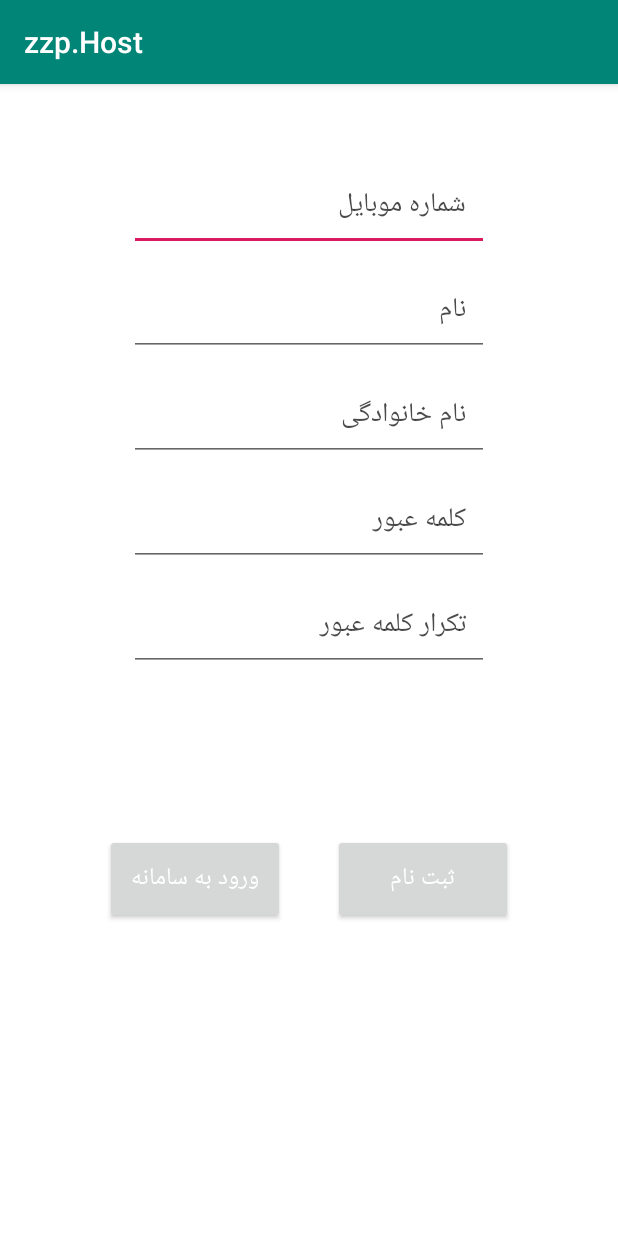
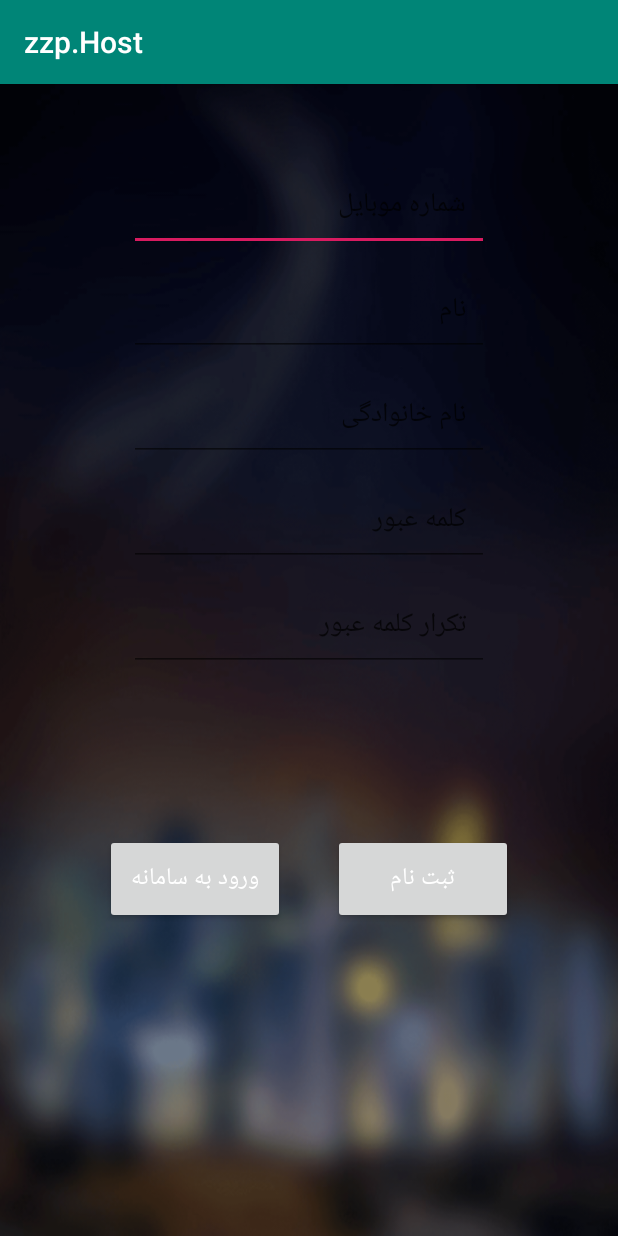
Before and after one commit to erfanchavoushi/webeskanrepo, an Android app: the fragment Resident_informationFragment shown on its own in the app's theme, on a phone screen of 412 x 824 dp. Run offline under Robolectric (Android 15) with nearby library versions, the phone set to English and light mode, and no system bars; plain views replace LiveButton, RichEditText; network calls fail.

Commit message:
resident login

```diff
--- a/app/src/main/java/com/azarnush/ptmalborz/ui/home/HomeFragment.java
+++ b/app/src/main/java/com/azarnush/ptmalborz/ui/home/HomeFragment.java
@@ -15,6 +15,7 @@ import com.azarnush.ptmalborz.All_lawsFragment;
 import com.azarnush.ptmalborz.HomeActivity;
 import com.azarnush.ptmalborz.R;
 import com.azarnush.ptmalborz.Resident_informationFragment;
+import com.azarnush.ptmalborz.Saken_Login_Fragment;
 import com.azarnush.ptmalborz.WebLogFragment;
 
 public class HomeFragment extends Fragment {
@@ -61,7 +62,7 @@ public class HomeFragment extends Fragment {
         btn_residents_login.setOnClickListener(new View.OnClickListener() {
             @Override
             public void onClick(View view) {
-                Fragment fragment = new Resident_informationFragment();
+                Fragment fragment = new Saken_Login_Fragment();
                 HomeActivity.fragmentManager.beginTransaction().replace(R.id.nav_host_fragment, fragment).addToBackStack(null).commit();
             }
         });
--- a/app/src/main/res/layout/fragment_resident_information.xml
+++ b/app/src/main/res/layout/fragment_resident_information.xml
@@ -1,25 +1,26 @@
 <?xml version="1.0" encoding="utf-8"?>
 <RelativeLayout xmlns:android="http://schemas.android.com/apk/res/android"
+
     xmlns:tools="http://schemas.android.com/tools"
     android:layout_width="match_parent"
     android:layout_height="match_parent"
     xmlns:app="http://schemas.android.com/apk/res-auto"
     tools:context=".Resident_informationFragment"
-    android:background="#fff">
+    android:background="@drawable/back4"
+  >
 
     <com.ornach.richtext.RichEditText
 
         android:id="@+id/edt_number_phone"
         android:layout_width="240dp"
         android:layout_height="wrap_content"
-
-
         android:layout_marginTop="50dp"
         android:ems="10"
         android:hint="شماره موبایل"
         android:inputType="number"
         android:padding="15dp"
         android:textColorHint="#B5000000"
+        app:rt_backgroundColor="#fff"
         app:rt_borderColor="#DF7F8585"
         app:rt_borderWidth="2dp"
         app:rt_radius="10dp"
@@ -37,6 +38,7 @@
         android:inputType="textPersonName"
         android:padding="15dp"
         android:textColorHint="#B5000000"
+        app:rt_backgroundColor="#fff"
         app:rt_borderColor="#DF7F8585"
         app:rt_borderWidth="2dp"
         app:rt_radius="10dp" />
@@ -52,6 +54,7 @@
         android:hint="نام خانوادگی"
         android:inputType="textPersonName"
         android:padding="15dp"
+        app:rt_backgroundColor="#fff"
         android:textColorHint="#B5000000"
         app:rt_borderColor="#DF7F8585"
         app:rt_borderWidth="2dp"
@@ -68,6 +71,7 @@
         android:hint="کلمه عبور"
         android:inputType="number"
         android:padding="15dp"
+        app:rt_backgroundColor="#fff"
         android:textColorHint="#B5000000"
         app:rt_borderColor="#DF7F8585"
         app:rt_borderWidth="2dp"
@@ -85,6 +89,7 @@
         android:inputType="number"
         android:padding="15dp"
         android:textColorHint="#B5000000"
+        app:rt_backgroundColor="#fff"
         app:rt_borderColor="#DF7F8585"
         app:rt_borderWidth="2dp"
         app:rt_radius="10dp" />
```
Also changed, not shown: 411 other files.
